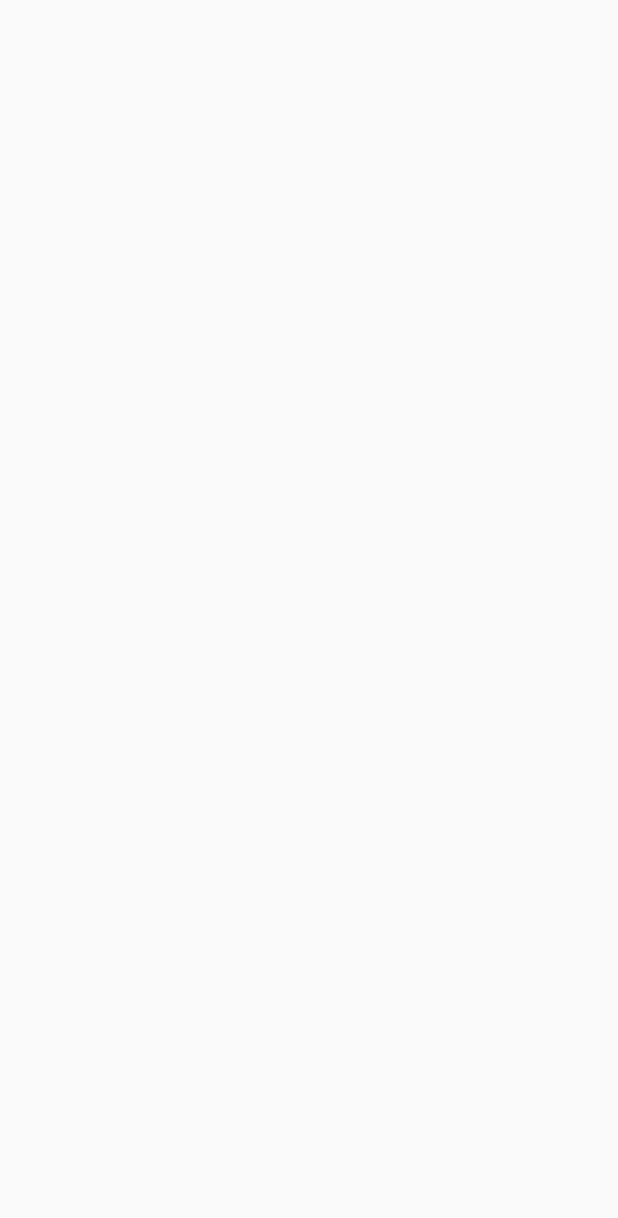
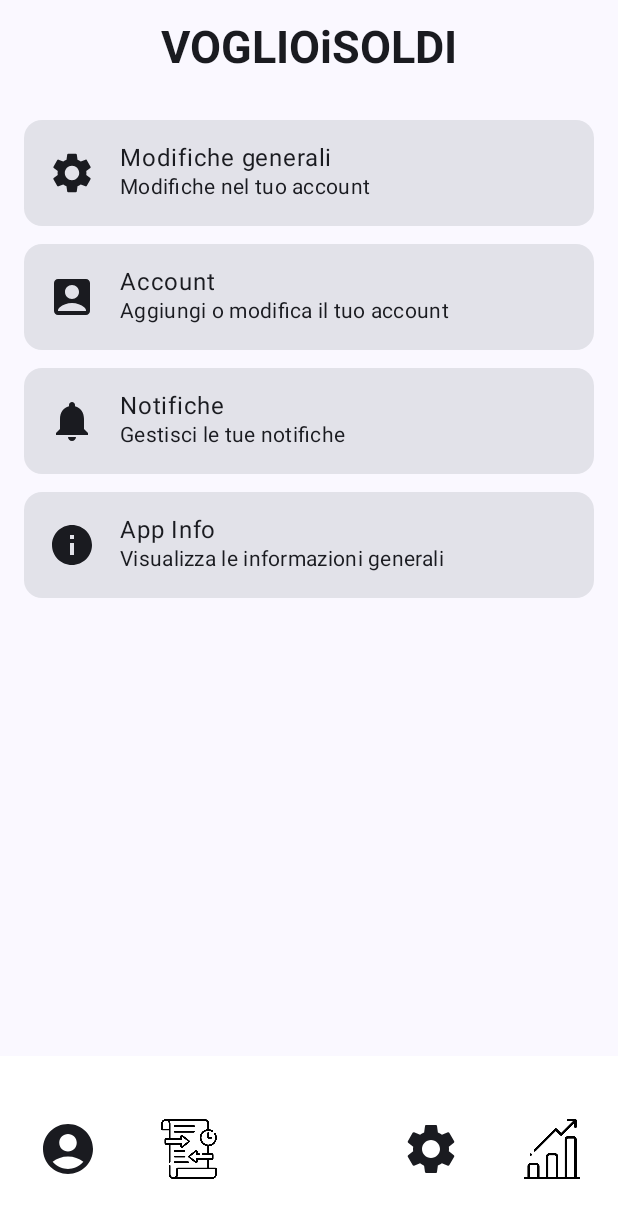
Before and after one commit to BlusterX/VoglioiSoldi, an Android app built with Jetpack Compose: the SettingsScreen screen opened through its navigation route, on a phone screen of 412 x 824 dp. Before the commit the part shown is empty. Shown: the top 1218 px of the screen. Run offline under Robolectric (Android 15) with nearby library versions, the phone set to English and light mode, and no system bars; 2 statements that could not run were skipped.

Commit message:
Add Settings template

```diff
--- a/app/src/main/java/com/example/voglioisoldi/ui/screens/SettingsScreen.kt
+++ b/app/src/main/java/com/example/voglioisoldi/ui/screens/SettingsScreen.kt
@@ -1,9 +1,106 @@
 package com.example.voglioisoldi.ui.screens
 
+import androidx.compose.foundation.clickable
+import androidx.compose.foundation.layout.Column
+import androidx.compose.foundation.layout.Row
+import androidx.compose.foundation.layout.Spacer
+import androidx.compose.foundation.layout.fillMaxSize
+import androidx.compose.foundation.layout.fillMaxWidth
+import androidx.compose.foundation.layout.height
+import androidx.compose.foundation.layout.padding
+import androidx.compose.foundation.layout.size
+import androidx.compose.foundation.layout.width
+import androidx.compose.foundation.shape.RoundedCornerShape
+import androidx.compose.material.icons.Icons
+import androidx.compose.material.icons.filled.AccountBox
+import androidx.compose.material.icons.filled.Info
+import androidx.compose.material.icons.filled.Notifications
+import androidx.compose.material.icons.filled.Settings
+import androidx.compose.material3.Card
+import androidx.compose.material3.Icon
+import androidx.compose.material3.MaterialTheme
+import androidx.compose.material3.Scaffold
+import androidx.compose.material3.Text
 import androidx.compose.runtime.Composable
+import androidx.compose.ui.Alignment
+import androidx.compose.ui.Modifier
+import androidx.compose.ui.graphics.vector.ImageVector
+import androidx.compose.ui.unit.dp
 import androidx.navigation.NavController
+import com.example.voglioisoldi.ui.composables.BottomBar
+import com.example.voglioisoldi.ui.composables.TopBar
+
+data class SettingItem(
+    val icon: ImageVector,
+    val title: String,
+    val description: String,
+    val onClick: () -> Unit
+)
 
 @Composable
 fun SettingsScreen(navController: NavController) {
+    val settingsItems = listOf(
+        SettingItem(Icons.Default.Settings, "Modifiche generali", "Modifiche nel tuo account") {
+            // navController.navigate("general_settings")
+        },
+        SettingItem(Icons.Default.AccountBox, "Account", "Aggiungi o modifica il tuo account") {
+            // navController.navigate("accounts")
+        },
+        SettingItem(Icons.Default.Notifications, "Notifiche", "Gestisci le tue notifiche") {
+            // navController.navigate("notifications")
+        },
+        SettingItem(Icons.Default.Info, "App Info", "Visualizza le informazioni generali") {
+            // navController.navigate("app_info")
+        }
+    )
+    Scaffold(
+        topBar = {
+            TopBar(
+                showBackButton = true, onBackClick = { navController.popBackStack() }
+            )
+        },
+        bottomBar = {
+            BottomBar(navController)
+        }
+    ) {
+        paddingValues ->
+            Column(
+                modifier = Modifier
+                    .fillMaxSize()
+                    .padding(paddingValues)
+                    .padding(16.dp)
+            ) {
+                settingsItems.forEach { item ->
+                    SettingRow(item)
+                    Spacer(modifier = Modifier.height(12.dp))
+                }
+            }
+    }
+}
 
+@Composable
+fun SettingRow(item: SettingItem) {
+    Card(
+        shape = RoundedCornerShape(12.dp),
+        modifier = Modifier
+            .fillMaxWidth()
+            .clickable(onClick = item.onClick)
+    ) {
+        Row(
+            modifier = Modifier
+                .padding(16.dp),
+            verticalAlignment = Alignment.CenterVertically
+        ) {
+            Icon(
+                imageVector = item.icon,
+                contentDescription = item.title,
+                modifier = Modifier.size(32.dp)
+            )
+            Spacer(modifier = Modifier.width(16.dp))
+            Column {
+                Text(text = item.title, style = MaterialTheme.typography.bodyLarge)
+                Text(text = item.description, style = MaterialTheme.typography.bodyMedium)
+            }
+        }
+    }
 }
```
